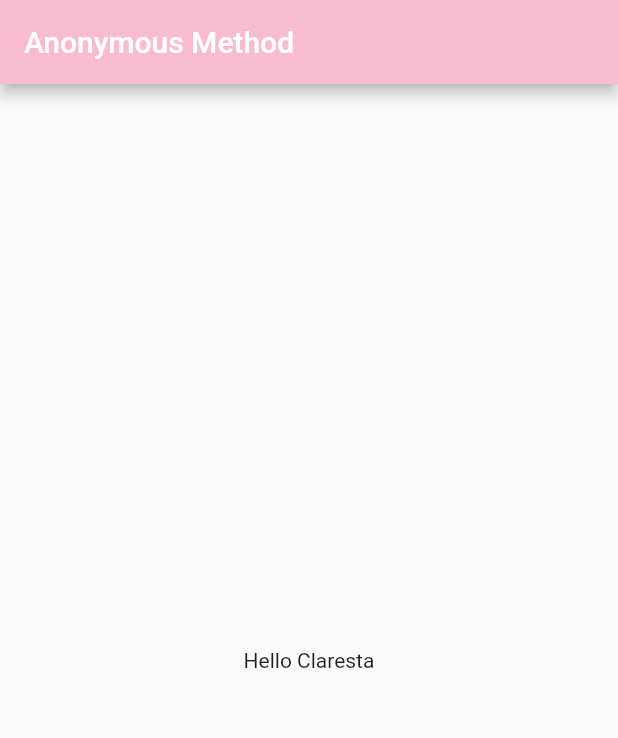
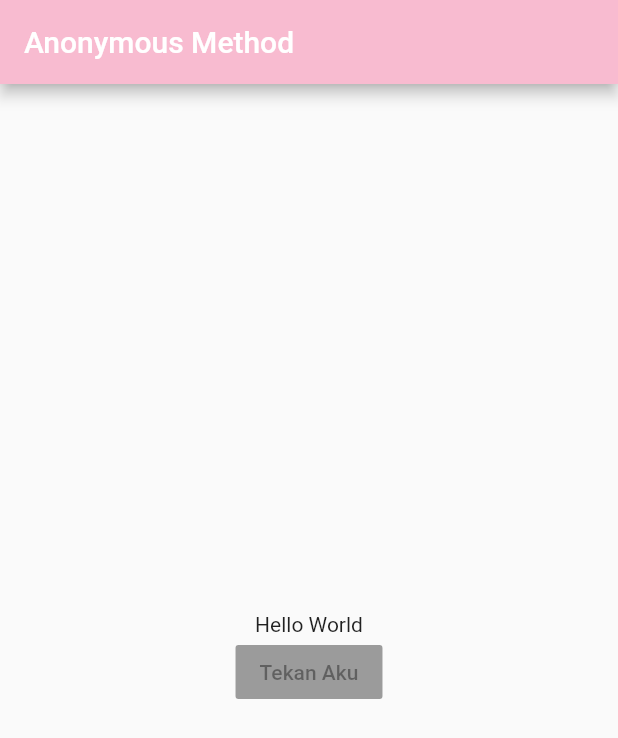
Before and after one commit to drScripts/Belajar-Flutter, a Flutter app: the screen it shows after launch, on a phone screen of 412 x 824 dp. Shown: the top 738 px of the screen. Run offline on Flutter 3.47's test engine with Material 2 defaults, Android fonts, the phone set to English and light mode, and no system bars.

Commit message:
Anonymous Method

```diff
--- a/anonymous_method/lib/main.dart
+++ b/anonymous_method/lib/main.dart
@@ -2,18 +2,32 @@ import 'package:flutter/material.dart';
 
 void main() => runApp(MyApp());
 
-class MyApp extends StatelessWidget {
+class MyApp extends StatefulWidget {
+  @override
+  _MyAppState createState() => _MyAppState();
+}
+
+class _MyAppState extends State<MyApp> {
   @override
   Widget build(BuildContext context) {
     return MaterialApp(
-        home: Scaffold(
-      appBar: AppBar(
-        title: Text('Anonymous Method'),
-        backgroundColor: Colors.pink[100],
+      home: Scaffold(
+        appBar: AppBar(
+            title: Text('Anonymous Method'), backgroundColor: Colors.pink[100]),
+        body: Center(
+          child: Column(
+            mainAxisAlignment: MainAxisAlignment.center,
+            children: <Widget>[
+              Text('Hello World'),
+              RaisedButton(
+                child: Text('Tekan Aku'),
+                color: Colors.cyan,
+                onPressed: null,
+              )
+            ],
+          ),
+        ),
       ),
-      body: Center(
-        child: Text('Hello Claresta'),
-      ),
-    ));
+    );
   }
 }
```
